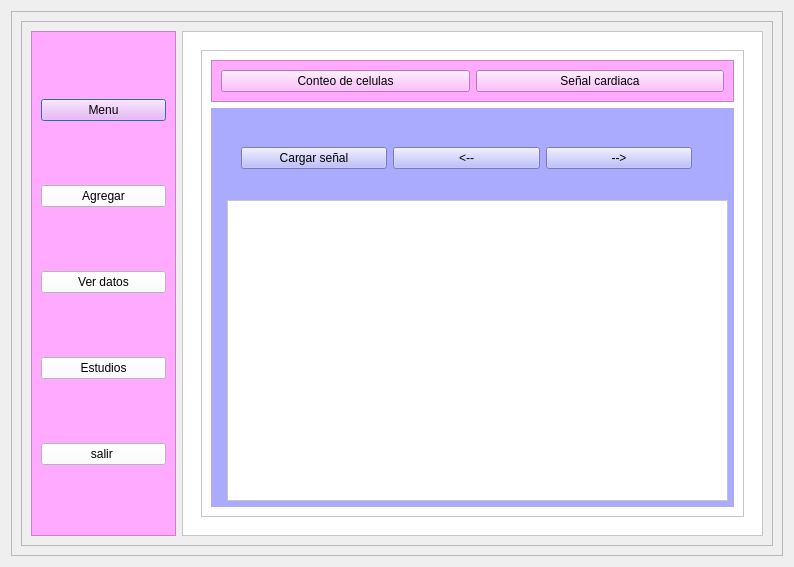
Before: the Qt Designer form ventana resultado.ui in isavalenra/PROYECTOFINAL_INFO2, drawn with Qt 5.
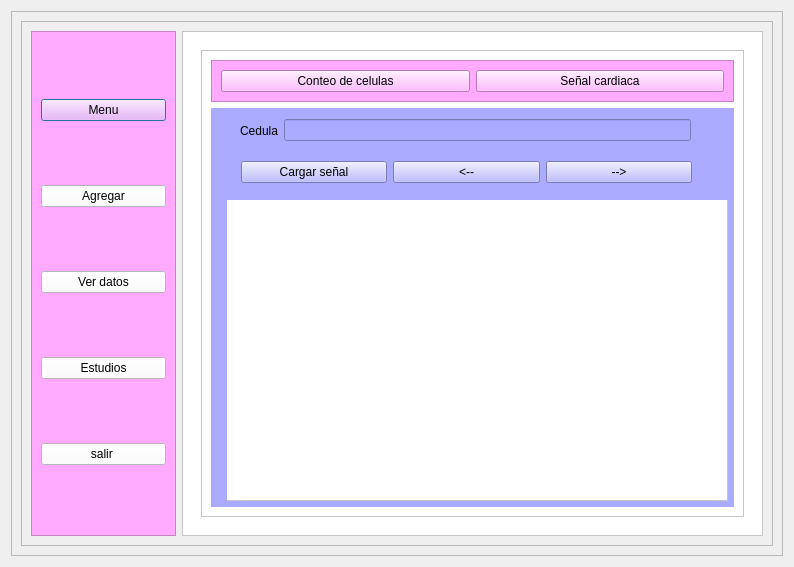
After: the same form once the commit is applied. The open tabs and pages were chosen to show the change.

The edit to the form file:
```diff
--- a/ventana resultado.ui
+++ b/ventana resultado.ui
@@ -434,14 +434,24 @@
                        <property name="frameShadow">
                         <enum>QFrame::Raised</enum>
                        </property>
+                       <widget class="QWidget" name="contenedor_senal" native="true">
+                        <property name="geometry">
+                         <rect>
+                          <x>-1</x>
+                          <y>-1</y>
+                          <width>501</width>
+                          <height>301</height>
+                         </rect>
+                        </property>
+                       </widget>
                       </widget>
                       <widget class="QWidget" name="horizontalLayoutWidget_2">
                        <property name="geometry">
                         <rect>
                          <x>30</x>
-                         <y>10</y>
+                         <y>39</y>
                          <width>451</width>
-                         <height>80</height>
+                         <height>51</height>
                         </rect>
                        </property>
                        <layout class="QHBoxLayout" name="horizontalLayout_6">
@@ -468,6 +478,28 @@
                         </item>
                        </layout>
                       </widget>
+                      <widget class="QWidget" name="horizontalLayoutWidget">
+                       <property name="geometry">
+                        <rect>
+                         <x>29</x>
+                         <y>10</y>
+                         <width>451</width>
+                         <height>25</height>
+                        </rect>
+                       </property>
+                       <layout class="QHBoxLayout" name="horizontalLayout_8">
+                        <item>
+                         <widget class="QLabel" name="label">
+                          <property name="text">
+                           <string>Cedula</string>
+                          </property>
+                         </widget>
+                        </item>
+                        <item>
+                         <widget class="QLineEdit" name="guardar_cedula"/>
+                        </item>
+                       </layout>
+                      </widget>
                      </widget>
                     </widget>
                    </item>
```
Left out of the diff: 2 changed lines with no effect on the pictures.
